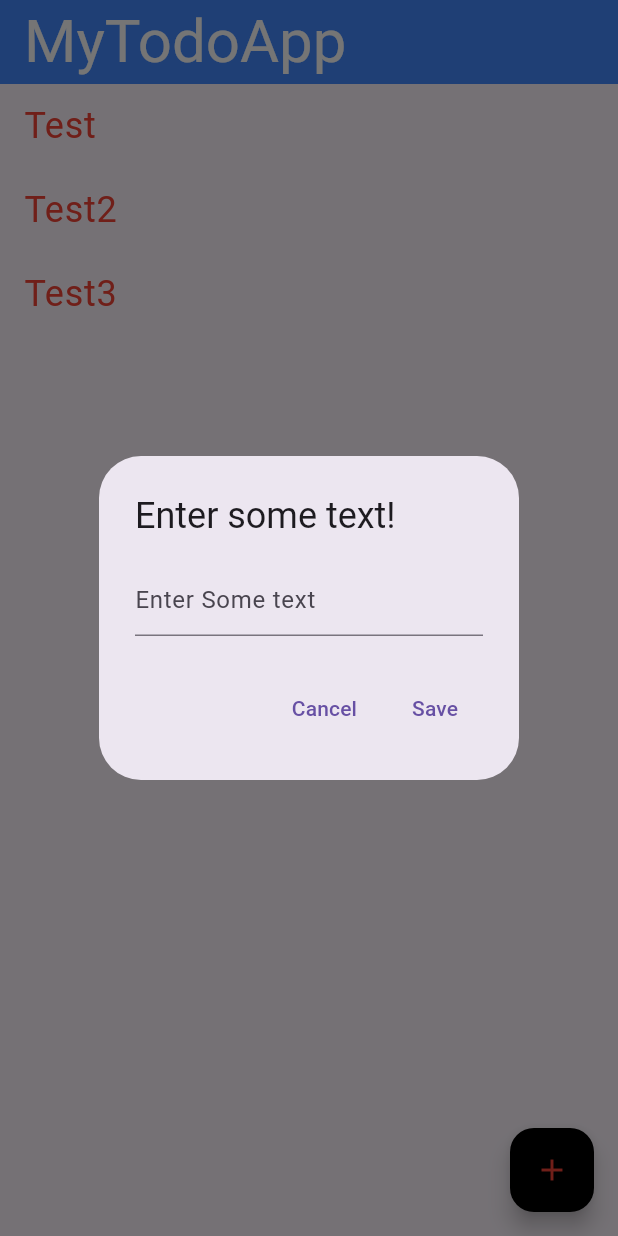
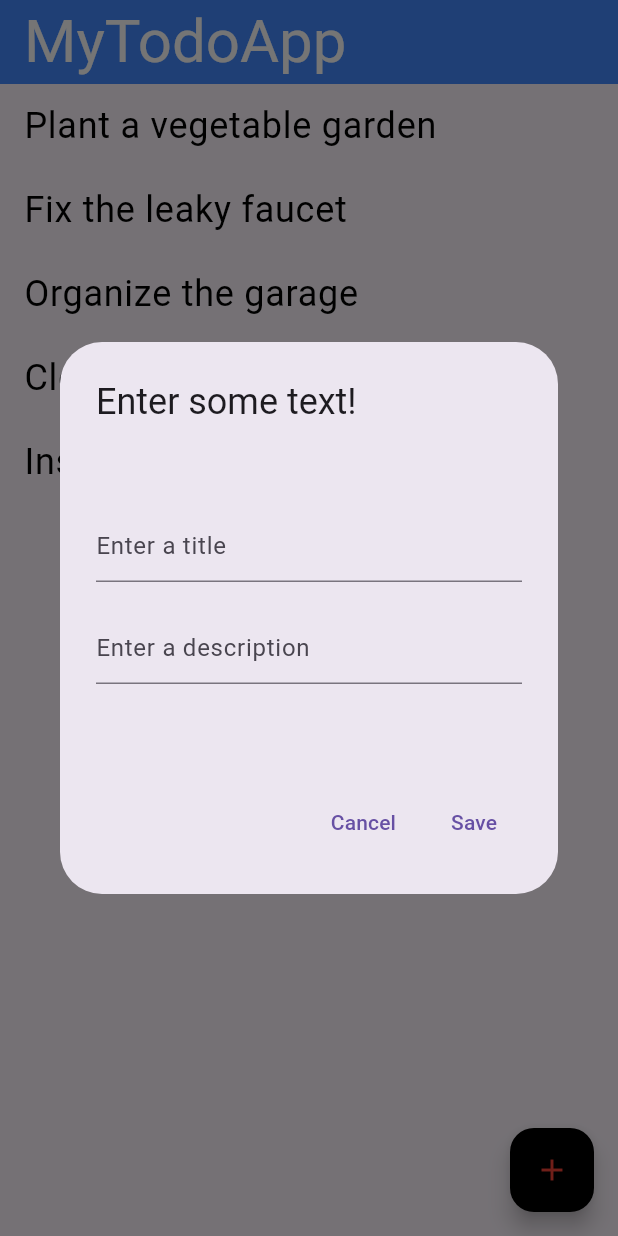
Before and after one commit to wallas938/flutter-todo-app, a Flutter app: the screen it shows after launch, after a tap on the "add" icon, on a phone screen of 412 x 824 dp. Run offline on Flutter 3.47's test engine with Material 3 defaults, Android fonts, the phone set to English and light mode, and no system bars.

Commit message:
finir la feature check Todo

```diff
--- a/lib/main.dart
+++ b/lib/main.dart
@@ -1,7 +1,10 @@
-import 'dart:ui';
+import 'package:flutter/material.dart';
 
-import 'package:flutter/cupertino.dart';
-import 'package:flutter/material.dart';
+enum TodoStatus {
+  todo,
+  done,
+  removed,
+}
 
 void main() {
   runApp(const MaterialApp(home: MyTodoApp()));
@@ -15,28 +18,74 @@ class MyTodoApp extends StatefulWidget {
 }
 
 class _MyTodoAppState extends State<MyTodoApp> {
-  List<String> todos = ["Test", "Test2", "Test3"];
+  List<Todo> todos = [
+    Todo(
+        name: "Plant a vegetable garden",
+        description: "Plant tomatoes, carrots, and lettuce in the backyard",
+        status: TodoStatus.todo),
+    Todo(
+        name: "Fix the leaky faucet",
+        description:
+            "Replace the washer and check the faucet for any other issues",
+        status: TodoStatus.todo),
+    Todo(
+        name: "Organize the garage",
+        description:
+            "Sort tools, dispose of unused items, and set up new storage shelves",
+        status: TodoStatus.todo),
+    Todo(
+        name: "Clean the gutters",
+        description: "Remove debris from the gutters and check for any damage",
+        status: TodoStatus.todo),
+    Todo(
+        name: "Install new light fixtures",
+        description:
+            "Replace old fixtures with modern ones in the living room, kitchen, and bedroom",
+        status: TodoStatus.todo),
+  ];
 
-  List<int> markedItemIndex = [];
+  List<Todo> markedTodos = [
+    Todo(
+        name: "Plant a vegetable garden",
+        description: "Plant tomatoes, carrots, and lettuce in the backyard",
+        status: TodoStatus.done) // faire barré la Todo
+  ];
 
-  // void _removeItem(int index) {
-  //   setState(() {
-  //     todos.removeAt(index);
-  //   });
-  // }
-
-  void _toggleItemMark(int index) {
+  void _removeItem(Todo todo) {
     setState(() {
-      markedItemIndex.contains(index)
-          ? markedItemIndex.remove(index)
-          : markedItemIndex.add(index);
+      todos.remove(todo);
     });
-    print(markedItemIndex);
   }
 
-  void _addItem(String text) {
+  void _toggleItemMark(Todo todo) {
     setState(() {
-      todos.add(text);
+      markedTodos.contains(todo);
+    });
+    print(markedTodos.contains(todo));
+  }
+
+  void _onShowTodoDetail(Todo todo) async {
+    final action = await Navigator.push(context,
+        MaterialPageRoute(builder: (context) => TodoDetailScreen(todo: todo)));
+
+    setState(() {
+      switch (action) {
+        case TodoStatus.todo:
+          _toggleItemMark(todo);
+          break;
+        case TodoStatus.done:
+          _toggleItemMark(todo);
+          break;
+        case TodoStatus.removed:
+          _removeItem(todo);
+          break;
+      }
+    });
+  }
+
+  void _addItem(Todo todo) {
+    setState(() {
+      todos.add(todo);
     });
   }
 
@@ -44,13 +93,27 @@ class _MyTodoAppState extends State<MyTodoApp> {
     showDialog(
         context: context,
         builder: (context) {
-          TextEditingController controller = TextEditingController();
+          TextEditingController titleController = TextEditingController();
+          TextEditingController descriptionController = TextEditingController();
 
           return AlertDialog(
             title: const Text("Enter some text!"),
-            content: TextField(
-              controller: controller,
-              decoration: const InputDecoration(hintText: 'Enter Some text'),
+            content: SizedBox(
+              width: 350,
+              height: 200,
+              child: Column(children: [
+                const SizedBox(height: 40),
+                TextField(
+                  controller: titleController,
+                  decoration: const InputDecoration(hintText: "Enter a title"),
+                ),
+                const SizedBox(height: 20),
+                TextField(
+                  controller: descriptionController,
+                  decoration:
+                      const InputDecoration(hintText: "Enter a description"),
+                )
+              ]),
             ),
             actions: <Widget>[
               TextButton(
@@ -61,7 +124,10 @@ class _MyTodoAppState extends State<MyTodoApp> {
               TextButton(
                   onPressed: () {
                     setState(() {
-                      _addItem(controller.text);
+                      _addItem(Todo(
+                          name: titleController.text,
+                          description: descriptionController.text,
+                          status: TodoStatus.todo));
                     });
                     Navigator.of(context).pop();
                   },
@@ -85,12 +151,18 @@ class _MyTodoAppState extends State<MyTodoApp> {
         itemCount: todos.length,
         itemBuilder: (context, index) {
           return ListTile(
-              title: Text(todos[index],
+            title: Text(
+              todos[index].name,
               style: TextStyle(
                   fontSize: 24,
-                      color: Colors.red,
-                  decoration: markedItemIndex.contains(index) ? TextDecoration.lineThrough : TextDecoration.none)),
-              onTap: () => {_toggleItemMark(index)},
+                  color: Colors.black,
+                  decoration: todos[index].status == TodoStatus.done
+                      ? TextDecoration.lineThrough
+                      : TextDecoration.none),
+            ),
+            onTap: () {
+              _onShowTodoDetail(todos[index]);
+            },
           );
         },
       ),
@@ -101,6 +173,111 @@ class _MyTodoAppState extends State<MyTodoApp> {
           Icons.add,
           color: Colors.red,
         ),
-        ));
+      ),
+    );
   }
 }
+
+class TodoDetailScreen extends StatelessWidget {
+  final Todo todo;
+
+  const TodoDetailScreen({super.key, required this.todo});
+
+  @override
+  Widget build(BuildContext context) {
+    return Scaffold(
+      appBar: AppBar(
+        title: Text(todo.name),
+        backgroundColor: Colors.green,
+      ),
+      body: Center(
+        child: Column(
+          mainAxisAlignment: MainAxisAlignment.center,
+          crossAxisAlignment: CrossAxisAlignment.start,
+          children: [
+            Row(
+              mainAxisAlignment: MainAxisAlignment.center,
+              children: [
+                SizedBox(
+                  width: 300,
+                  child: Text(
+                    todo.description,
+                    style: const TextStyle(
+                        color: Colors.blue,
+                        fontSize: 14,
+                        fontWeight: FontWeight.w500),
+                  ),
+                ),
+                const SizedBox(width: 20),
+                Container(
+                  padding: const EdgeInsets.all(8.0),
+                  decoration: BoxDecoration(
+                    border: Border.all(color: Colors.blue, width: 0),
+                    color: Colors.purple,
+                    borderRadius: BorderRadius.circular(8.0),
+                  ),
+                  child: Text(
+                    todo.status == TodoStatus.todo
+                        ? "No completed"
+                        : "Completed",
+                    style: const TextStyle(
+                      color: Colors.white,
+                      fontSize: 14,
+                      fontWeight: FontWeight.bold,
+                    ),
+                  ),
+                )
+              ],
+            ),
+            const SizedBox(height: 30),
+            Row(
+              mainAxisAlignment: MainAxisAlignment.center,
+              children: [
+                ElevatedButton(
+                    onPressed: () {
+                      Navigator.pop(context, TodoStatus.done);
+                    },
+                    child:
+                        Text(todo.status == TodoStatus.todo ? "Done" : "Undo")),
+                const SizedBox(width: 15),
+                ElevatedButton(
+                    onPressed: () {
+                      Navigator.pop(context, TodoStatus.removed);
+                    },
+                    child: const Text("Remove"))
+              ],
+            )
+          ],
+        ),
+      ),
+    );
+  }
+}
+
+class Todo {
+  String name;
+
+  String description;
+
+  TodoStatus status;
+
+  Todo({required this.name, required this.description, required this.status});
+
+  @override
+  bool operator ==(Object other) {
+    if (identical(this, other)) return true;
+
+    return other is Todo &&
+        other.name == name &&
+        other.description == description &&
+        other.status == status;
+  }
+
+  @override
+  int get hashCode => name.hashCode ^ description.hashCode ^ status.hashCode;
+
+  @override
+  String toString() {
+    return 'Todo{name: $name, description: $description, status: $status}';
+  }
+}
```
Lines whose indentation alone changed are shown as unchanged.
